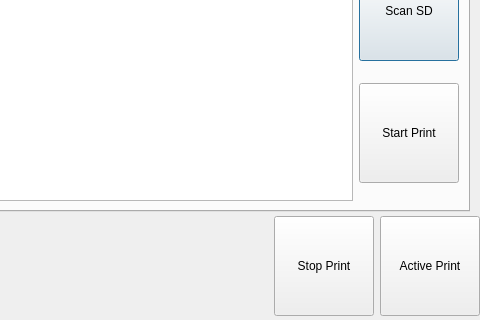
This is ClientApp/qt/printpage_qt.ui in re3Dprinting/touchscreen as Qt 5 draws it before an edit; both pictures show x 320 to 800 and y 128 to 448 of the 800 by 448 pixel window. The edited form follows.
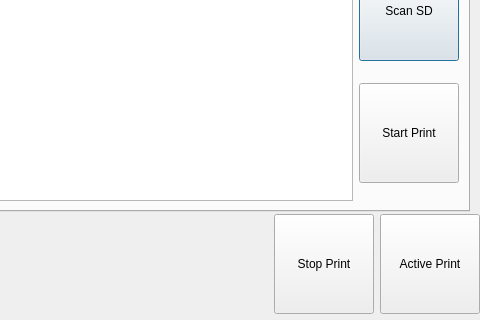
This is the edited form. Icons and pictures are not drawn.

Commit message: Tweak back button position on print page.

Patch:
```diff
--- a/ClientApp/qt/printpage_qt.ui
+++ b/ClientApp/qt/printpage_qt.ui
@@ -325,7 +325,7 @@
    <property name="geometry">
     <rect>
      <x>0</x>
-     <y>334</y>
+     <y>332</y>
      <width>800</width>
      <height>120</height>
     </rect>
```
